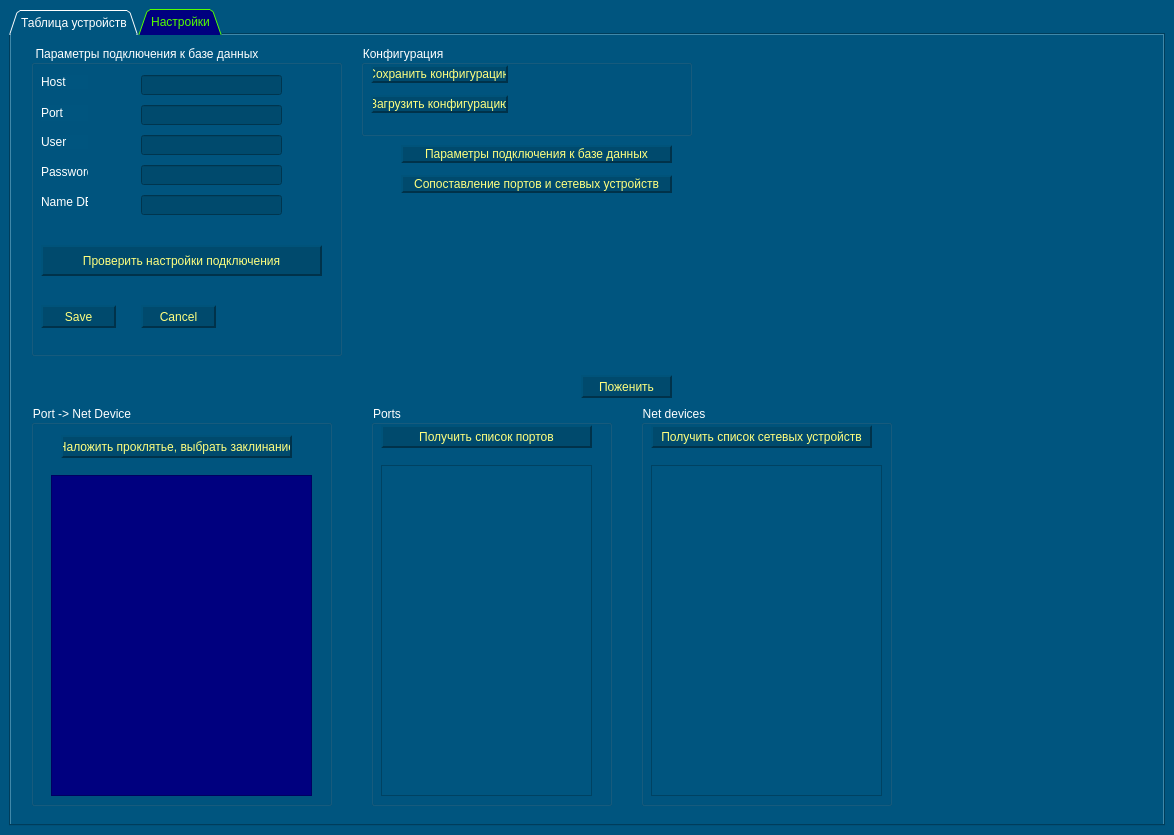
Qt form ui/main_win_v1.ui (Noguzadericshenskiy/emulator_sigma_dev) before a commit.
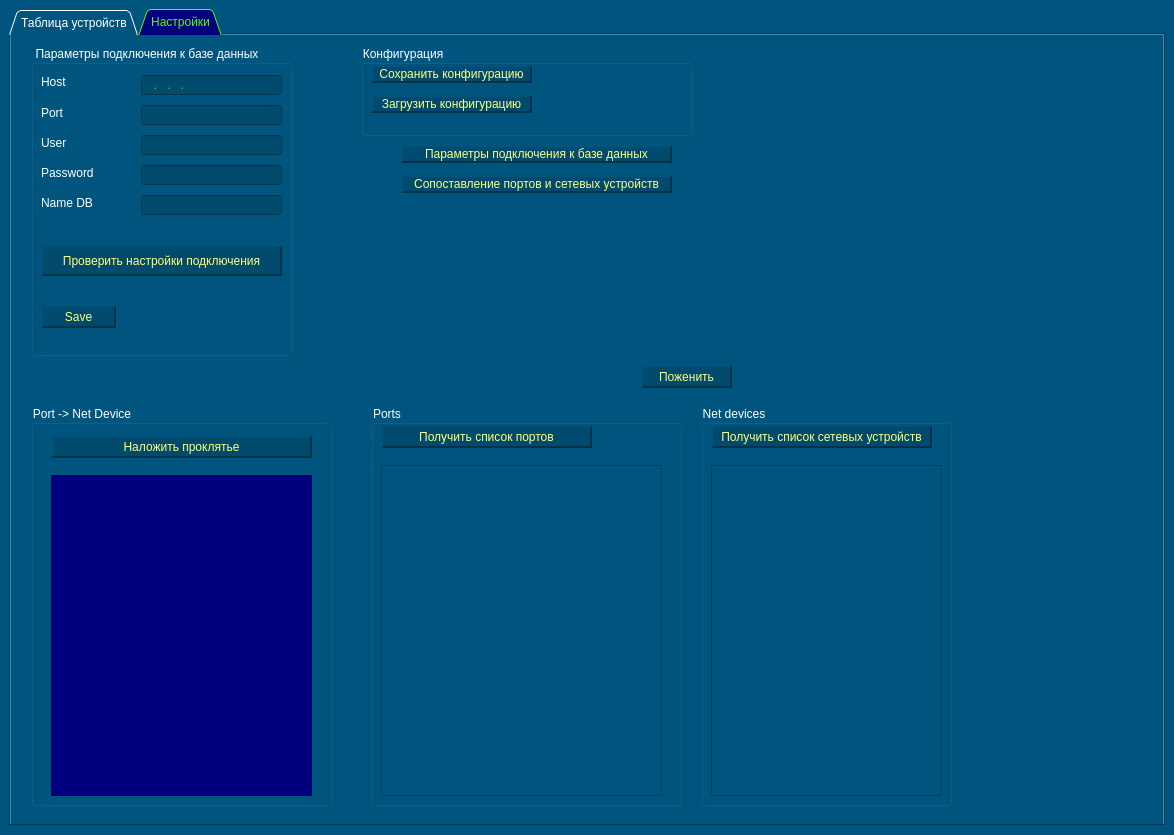
The same form after that commit.

```diff
--- a/ui/main_win_v1.ui
+++ b/ui/main_win_v1.ui
@@ -415,7 +415,7 @@
           <rect>
            <x>10</x>
            <y>20</y>
-           <width>137</width>
+           <width>161</width>
            <height>18</height>
           </rect>
          </property>
@@ -453,7 +453,7 @@
           <rect>
            <x>10</x>
            <y>50</y>
-           <width>137</width>
+           <width>161</width>
            <height>18</height>
           </rect>
          </property>
@@ -530,9 +530,9 @@
         <widget class="QPushButton" name="send_table_btn">
          <property name="geometry">
           <rect>
-           <x>30</x>
+           <x>20</x>
            <y>30</y>
-           <width>231</width>
+           <width>261</width>
            <height>23</height>
           </rect>
          </property>
@@ -562,7 +562,7 @@
 }</string>
          </property>
          <property name="text">
-          <string>Наложить проклятье, выбрать заклинание</string>
+          <string>Наложить проклятье</string>
          </property>
         </widget>
        </widget>
@@ -571,7 +571,7 @@
          <rect>
           <x>360</x>
           <y>370</y>
-          <width>241</width>
+          <width>311</width>
           <height>401</height>
          </rect>
         </property>
@@ -589,10 +589,15 @@
           <rect>
            <x>10</x>
            <y>60</y>
-           <width>211</width>
+           <width>281</width>
            <height>331</height>
           </rect>
          </property>
+         <property name="styleSheet">
+          <string notr="true">QListWidget {
+	color: rgb(85, 255, 255);
+}</string>
+         </property>
         </widget>
         <widget class="QPushButton" name="get_ports_btn">
          <property name="geometry">
@@ -636,7 +641,7 @@
        <widget class="QGroupBox" name="net_dev_groupBox">
         <property name="geometry">
          <rect>
-          <x>630</x>
+          <x>690</x>
           <y>370</y>
           <width>251</width>
           <height>401</height>
@@ -660,6 +665,11 @@
            <height>331</height>
           </rect>
          </property>
+         <property name="styleSheet">
+          <string notr="true">QListWidget {
+	color: rgb(85, 255, 255);
+}</string>
+         </property>
         </widget>
         <widget class="QPushButton" name="get_net_dev_btn">
          <property name="geometry">
@@ -743,7 +753,7 @@
          <rect>
           <x>20</x>
           <y>10</y>
-          <width>311</width>
+          <width>261</width>
           <height>311</height>
          </rect>
         </property>
@@ -796,8 +806,8 @@
           <rect>
            <x>10</x>
            <y>90</y>
-           <width>47</width>
-           <height>14</height>
+           <width>51</width>
+           <height>16</height>
           </rect>
          </property>
          <property name="styleSheet">
@@ -814,8 +824,8 @@
           <rect>
            <x>10</x>
            <y>120</y>
-           <width>47</width>
-           <height>14</height>
+           <width>61</width>
+           <height>16</height>
           </rect>
          </property>
          <property name="styleSheet">
@@ -832,8 +842,8 @@
           <rect>
            <x>10</x>
            <y>150</y>
-           <width>47</width>
-           <height>14</height>
+           <width>61</width>
+           <height>16</height>
           </rect>
          </property>
          <property name="styleSheet">
@@ -864,6 +874,12 @@
 	color: rgb(0, 0, 127);
 }</string>
          </property>
+         <property name="inputMask">
+          <string>000\.000\.000\.000</string>
+         </property>
+         <property name="text">
+          <string>...</string>
+         </property>
         </widget>
         <widget class="QLineEdit" name="port_db_lineEdit">
          <property name="geometry">
@@ -983,50 +999,12 @@
           <string>Save</string>
          </property>
         </widget>
-        <widget class="QPushButton" name="cancel_db_btn">
-         <property name="geometry">
-          <rect>
-           <x>110</x>
-           <y>260</y>
-           <width>75</width>
-           <height>23</height>
-          </rect>
-         </property>
-         <property name="styleSheet">
-          <string notr="true">QPushButton {
-	background-color: rgb(0, 74, 109);
-	color: rgb(255, 255, 127);
-	border: none;
-	border-left: 2px solid rgb(0, 83, 122);
-	border-top: 2px solid rgb(0, 83, 122);
-	border-right: 2px solid rgb(0, 50, 74);	
-	border-bottom: 2px solid rgb(0, 50, 74);
-}
-
-QPushButton:hover {
-	background-color: rgb(0, 74, 109);
-	color:rgb(0, 255, 0);
-}
-
-QPushButton:pressed {
-	background-color: rgb(0, 74, 109);
-	color: rgb(0, 255, 0);
-	border-left: 2px solid rgb(0, 64, 94);
-	border-top: 2px solid rgb(0, 64, 94);
-	border-right: 2px solid rgb(0, 83, 122);	
-	border-bottom: 2px solid rgb(0, 83, 122);
-}</string>
-         </property>
-         <property name="text">
-          <string>Cancel</string>
-         </property>
-        </widget>
         <widget class="QPushButton" name="check_db_btn">
          <property name="geometry">
           <rect>
            <x>10</x>
            <y>200</y>
-           <width>281</width>
+           <width>241</width>
            <height>31</height>
           </rect>
          </property>
@@ -1101,8 +1079,8 @@
        <widget class="QPushButton" name="join_btn">
         <property name="geometry">
          <rect>
-          <x>570</x>
-          <y>340</y>
+          <x>630</x>
+          <y>330</y>
           <width>91</width>
           <height>23</height>
          </rect>
```
Left out of the diff: 36 changed lines with no effect on the pictures.
